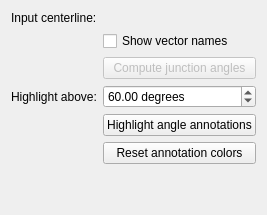
Before: the Qt Designer form CenterlineJunctionAngles/Resources/UI/CenterlineJunctionAngles.ui in vmtk/SlicerExtension-VMTK, drawn with Qt 5.
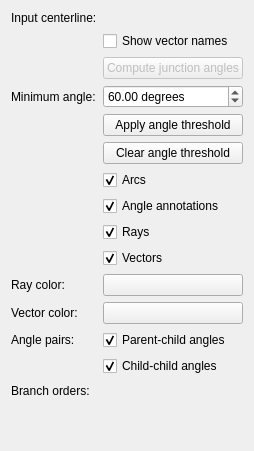
After: the same form once the commit is applied. Custom widgets are drawn as their Qt base class.

Commit message: Improve junction angle coloring, visibility controls, and arc spacing

```diff
--- a/CenterlineJunctionAngles/Resources/UI/CenterlineJunctionAngles.ui
+++ b/CenterlineJunctionAngles/Resources/UI/CenterlineJunctionAngles.ui
@@ -32,9 +32,9 @@
       </widget>
      </item>
      <item row="3" column="0">
-      <widget class="QLabel" name="highlightThresholdLabel">
-       <property name="text"><string>Highlight above:</string></property>
-       <property name="buddy"><cstring>highlightThresholdSpinBox</cstring></property>
+      <widget class="QLabel" name="minimumAngleLabel">
+       <property name="text"><string>Minimum angle:</string></property>
+       <property name="buddy"><cstring>minimumAngleSpinBox</cstring></property>
       </widget>
      </item>
      <item row="3" column="1">
@@ -47,15 +47,48 @@
       </widget>
      </item>
      <item row="4" column="1">
-      <widget class="QPushButton" name="highlightButton">
-       <property name="text"><string>Highlight angle annotations</string></property>
+      <widget class="QPushButton" name="filterButton">
+       <property name="text"><string>Apply angle threshold</string></property>
       </widget>
      </item>
      <item row="5" column="1">
-      <widget class="QPushButton" name="resetColorsButton">
-       <property name="text"><string>Reset annotation colors</string></property>
+      <widget class="QPushButton" name="showAllButton">
+       <property name="text"><string>Clear angle threshold</string></property>
       </widget>
      </item>
+     <item row="6" column="1">
+      <widget class="QCheckBox" name="showArcs">
+       <property name="text"><string>Arcs</string></property>
+       <property name="checked"><bool>true</bool></property>
+      </widget>
+     </item>
+     <item row="7" column="1">
+      <widget class="QCheckBox" name="showAnnotations">
+       <property name="text"><string>Angle annotations</string></property>
+       <property name="checked"><bool>true</bool></property>
+      </widget>
+     </item>
+     <item row="8" column="1">
+      <widget class="QCheckBox" name="showRays">
+       <property name="text"><string>Rays</string></property>
+       <property name="checked"><bool>true</bool></property>
+      </widget>
+     </item>
+     <item row="9" column="1">
+      <widget class="QCheckBox" name="showVectors">
+       <property name="text"><string>Vectors</string></property>
+       <property name="checked"><bool>true</bool></property>
+      </widget>
+     </item>
+     <item row="10" column="0"><widget class="QLabel" name="rayColorButtonLabel"><property name="text"><string>Ray color:</string></property></widget></item>
+     <item row="10" column="1"><widget class="ctkColorPickerButton" name="rayColorButton"><property name="color"><color><red>255</red><green>255</green><blue>0</blue></color></property></widget></item>
+     <item row="11" column="0"><widget class="QLabel" name="vectorColorButtonLabel"><property name="text"><string>Vector color:</string></property></widget></item>
+     <item row="11" column="1"><widget class="ctkColorPickerButton" name="vectorColorButton"><property name="color"><color><red>255</red><green>128</green><blue>0</blue></color></property></widget></item>
+     <item row="12" column="0"><widget class="QLabel" name="pairTypesLabel"><property name="text"><string>Angle pairs:</string></property></widget></item>
+     <item row="12" column="1"><widget class="QCheckBox" name="showParentChild"><property name="text"><string>Parent-child angles</string></property><property name="checked"><bool>true</bool></property></widget></item>
+     <item row="13" column="1"><widget class="QCheckBox" name="showChildChild"><property name="text"><string>Child-child angles</string></property><property name="checked"><bool>true</bool></property></widget></item>
+     <item row="14" column="0"><widget class="QLabel" name="branchOrdersLabel"><property name="text"><string>Branch orders:</string></property></widget></item>
+     <item row="14" column="1"><widget class="QWidget" name="branchOrdersWidget"><layout class="QVBoxLayout" name="branchOrdersLayout"/></widget></item>
     </layout>
    </item>
    <item>
@@ -67,6 +100,7 @@
   </layout>
  </widget>
  <customwidgets>
+  <customwidget><class>ctkColorPickerButton</class><extends>QPushButton</extends><header>ctkColorPickerButton.h</header></customwidget>
   <customwidget><class>qMRMLNodeComboBox</class><extends>QWidget</extends><header>qMRMLNodeComboBox.h</header></customwidget>
   <customwidget><class>qMRMLWidget</class><extends>QWidget</extends><header>qMRMLWidget.h</header><container>1</container></customwidget>
  </customwidgets>
```
Left out of the diff: 10 changed lines with no effect on the pictures. The commit also changes 2 other files.
